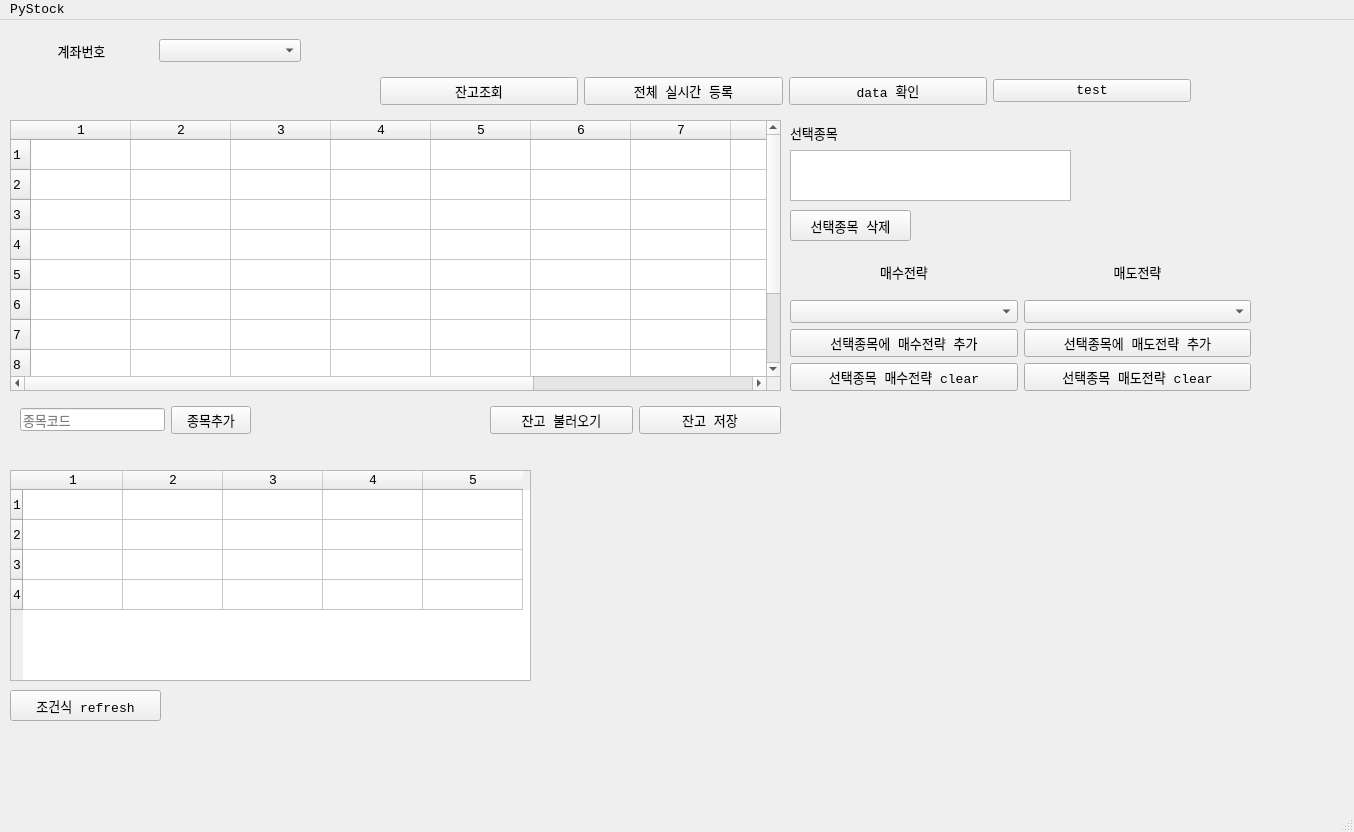
Old version of the form window.ui in the repository mechurak/kiwoom.
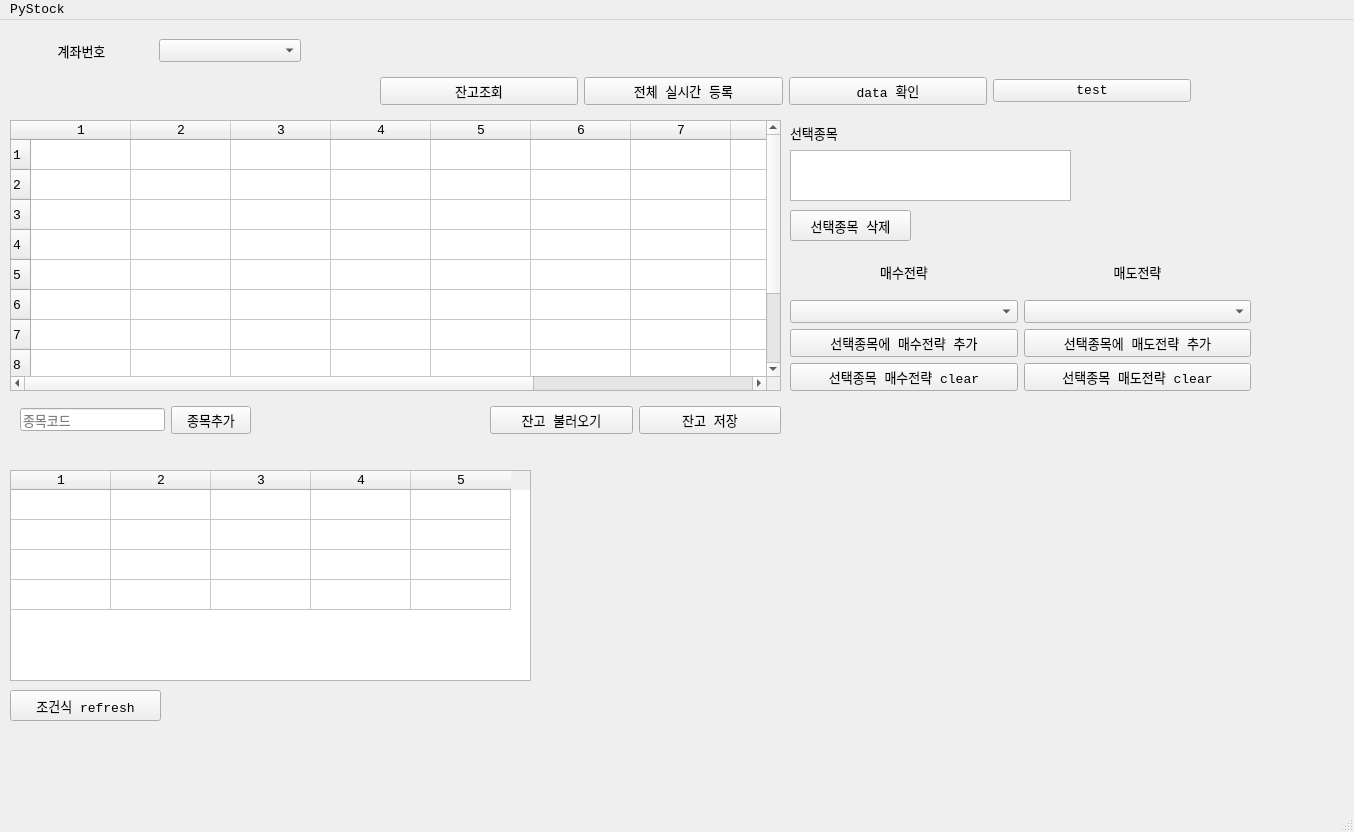
New version of the form.

Commit message: OrderedDic 사용. 소팅 기능 사용 가능

Patch:
```diff
--- a/window.ui
+++ b/window.ui
@@ -81,6 +81,9 @@
     <attribute name="horizontalHeaderHighlightSections">
      <bool>true</bool>
     </attribute>
+    <attribute name="verticalHeaderVisible">
+     <bool>false</bool>
+    </attribute>
     <row/>
     <row/>
     <row/>
```
Left out of the diff: 3 changed lines with no effect on the pictures. The commit also changes 1 other file.
